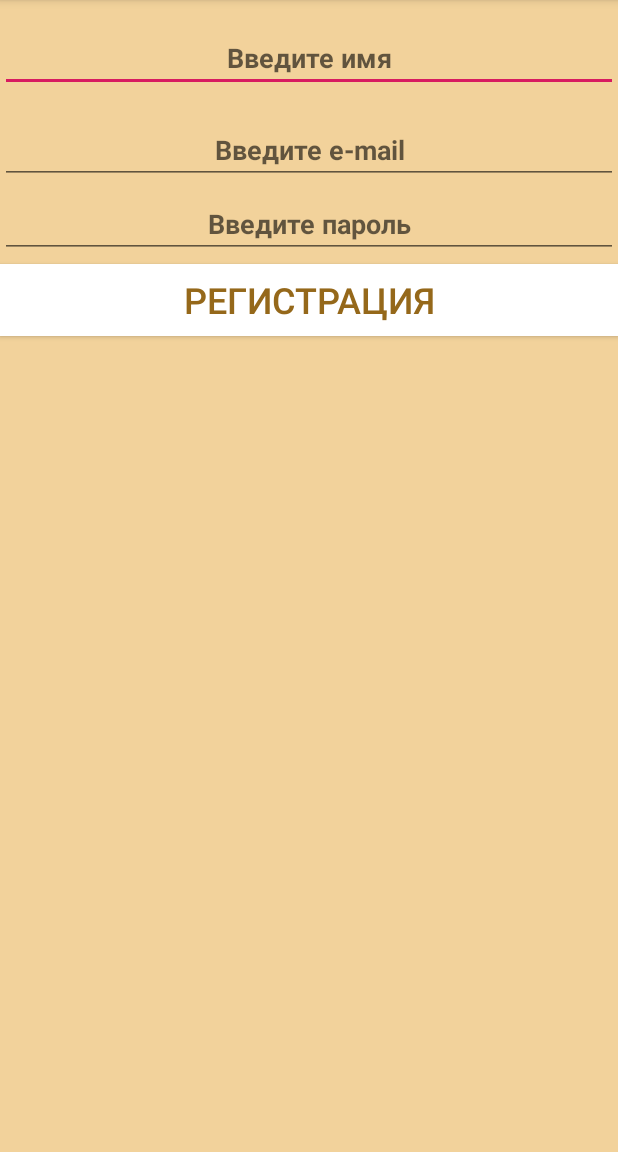
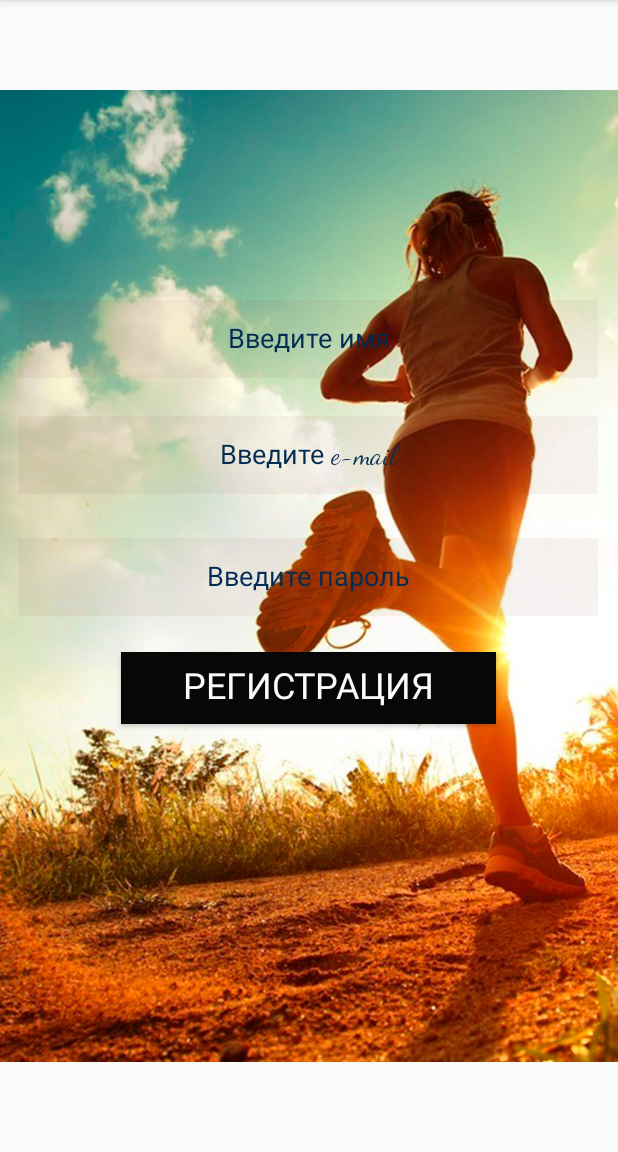
Before and after one commit to johnrocksh/androidABC, an Android app: the Registration screen opened directly, with no data from a screen before it, on a phone screen of 412 x 824 dp, the part 84-1236 px from its top. Run offline under Robolectric (Android 15) with nearby library versions, the phone set to English and light mode, and no system bars.

Commit message:
put design to registration activity

```diff
--- a/CafeOrder/app/src/main/res/layout/activity_registration.xml
+++ b/CafeOrder/app/src/main/res/layout/activity_registration.xml
@@ -1,69 +1,98 @@
 <?xml version="1.0" encoding="utf-8"?>
 
-<LinearLayout xmlns:android="http://schemas.android.com/apk/res/android"
+<FrameLayout xmlns:android="http://schemas.android.com/apk/res/android"
     xmlns:app="http://schemas.android.com/apk/res-auto"
     xmlns:tools="http://schemas.android.com/tools"
+    android:layout_width="fill_parent"
+    android:layout_height="fill_parent"
+    android:orientation="vertical" >
+
+    <ImageView
+        android:layout_width="wrap_content"
+        android:layout_height="wrap_content"
+        android:layout_gravity="top"
+        android:contentDescription="@string/text_view_content_description"
+        android:src="@drawable/main_background_runner" />
+
+
+    <LinearLayout
         android:layout_width="match_parent"
         android:layout_height="match_parent"
+        android:background="#00F2D29B"
         android:orientation="vertical"
-    android:background="@color/lightBrown"
 
         >
 
         <EditText
             android:id="@+id/editTextName"
-        android:layout_width="match_parent"
-        android:layout_height="wrap_content"
-        android:layout_marginBottom="16dp"
-        android:layout_marginTop="16dp"
+            android:layout_width="386dp"
+            android:layout_height="52dp"
+            android:layout_gravity="center_horizontal"
+            android:layout_marginTop="200dp"
+            android:background="#0D7C2424"
+            android:hint="@string/text_view_reg_name"
+            android:importantForAutofill="no"
+            android:inputType="textPersonName"
+            android:textAlignment="center"
             android:textColor="@color/white"
-        android:textAlignment="center"
-        android:textStyle="bold"
-        android:hint="@string/text_view_reg_name"
-        android:inputType="textPersonName"
-        android:importantForAutofill="no"
+            android:textColorHint="@color/text_view_hint_color"
+
+            android:fontFamily="cursive"
 
             />
 
         <EditText
             android:id="@+id/editTextEmail"
+            android:layout_width="386dp"
+            android:layout_height="52dp"
+            android:layout_gravity="center_horizontal"
+            android:layout_marginBottom="4dp"
+            android:layout_marginTop="25dp"
+            android:background="#0D7C2424"
+            android:textColorHint="@color/text_view_hint_color"
             android:hint="@string/text_view_reg_email"
-        android:layout_width="match_parent"
-        android:layout_height="wrap_content"
-        android:layout_marginBottom="4dp"
+            android:importantForAutofill="no"
             android:inputType="textEmailSubject"
             android:textAlignment="center"
             android:textColor="@color/white"
-        android:textStyle="bold"
-        android:importantForAutofill="no"
+
+            android:fontFamily="cursive"
 
             />
 
         <EditText
             android:id="@+id/editTextPassword"
+            android:layout_width="386dp"
+            android:layout_height="52dp"
+            android:layout_gravity="center_horizontal"
+            android:background="#0D7C2424"
+            android:textColorHint="@color/text_view_hint_color"
+            android:layout_marginBottom="4dp"
+            android:layout_marginTop="25dp"
             android:hint="@string/text_view_reg_passw"
+            android:importantForAutofill="no"
             android:inputType="textPassword"
-        android:layout_width="match_parent"
-        android:layout_height="wrap_content"
-        android:layout_marginBottom="4dp"
             android:textAlignment="center"
             android:textColor="@color/white"
-        android:textStyle="bold"
-        android:importantForAutofill="no"
 
+            android:fontFamily="cursive"
 
 
             />
 
         <Button
             android:id="@+id/buttonSubmit"
-        android:background="@color/white"
-        android:textColor="@color/darkBrown"
-        android:layout_width="match_parent"
+            android:layout_width="250dp"
             android:layout_height="wrap_content"
-        android:textSize="24sp"
+            android:layout_gravity="center_horizontal"
+            android:layout_marginTop="20dp"
+            android:background="#070707"
+            android:fontFamily="cursive"
             android:onClick="onClickSubmit"
             android:text="@string/button_reg_submit"
+            android:textColor="#FCFBFA"
 
-        />
+            android:textSize="24sp" />
     </LinearLayout>
+
+</FrameLayout>
--- a/CafeOrder/app/src/main/res/values/colors.xml
+++ b/CafeOrder/app/src/main/res/values/colors.xml
@@ -7,4 +7,5 @@
     <color name="white">#ffffff</color>
     <color name="lightBrown">#f2d29b</color>
     <color name="darkBrown">#95681a</color>
+    <color name="text_view_hint_color">#022b53</color>
 </resources>
--- a/CafeOrder/app/src/main/res/values/strings.xml
+++ b/CafeOrder/app/src/main/res/values/strings.xml
@@ -7,7 +7,8 @@
     <string name="text_view_content_description">Картинка Кофе</string>
     <string name="edit_text_password">Введите пароль</string>
     <string name="edit_text_email">Введите email</string>
-    <string name="button_registration">Нет аккаунта? Зарегестрируйтесь.</string>
+    <string name="button_no_account">Нет аккаунта?</string>
+    <string name="button_registration">Зарегестрируйтесь</string>
     <string name="ui_name">Имя</string>
     <string name="ui_age">Возраст</string>
     <string name="ui_email">email</string>
```
Also changed, not shown: CafeOrder/app/src/main/res/layout/activity_main.xml (+32 -14 lines). Lines whose indentation alone changed are shown as unchanged.
